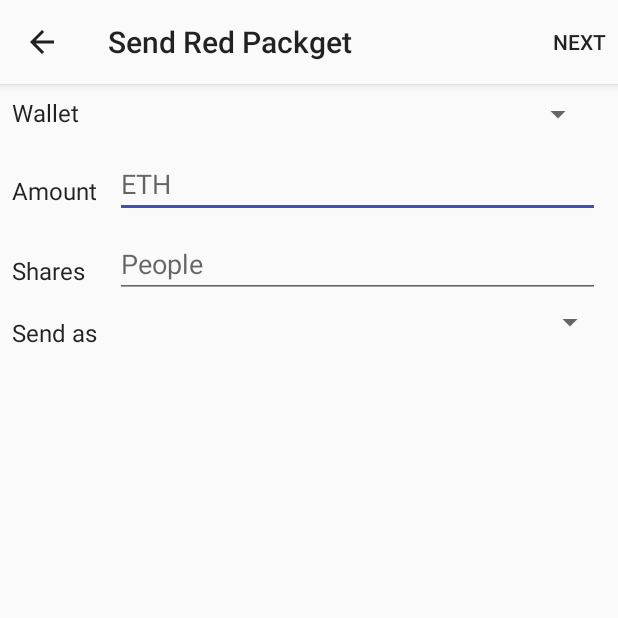
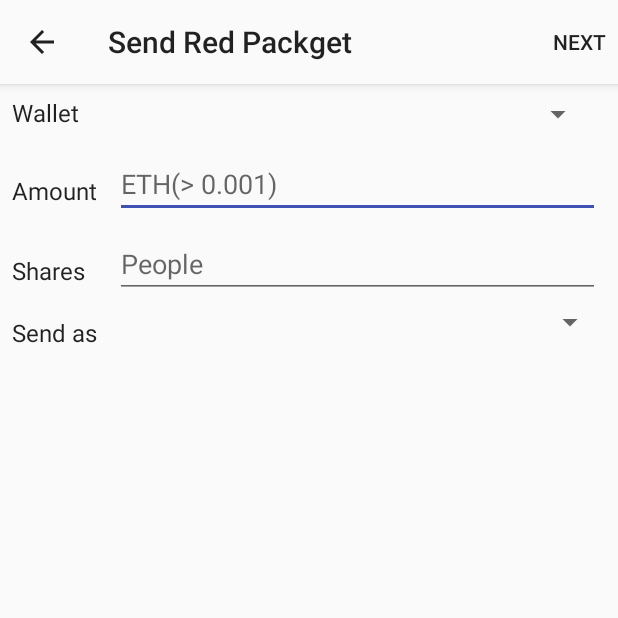
Before and after one commit to DimensionDev/TesserPG-Android, an Android app: the RedPacketInfoFragment screen opened directly, with no data from a screen before it, on a phone screen of 412 x 824 dp, the top half of it. Run offline under Robolectric (Android 15) with nearby library versions, the phone set to English and light mode, and no system bars; libraries missing offline, so code that uses them is left out: org.web3j.protocol; pictures from the network do not load; 4 statements that could not run were skipped.

Commit message:
Fix contract value

```diff
--- a/tessercubecore/src/main/java/com/sujitech/tessercubecore/viewModel/wallet/SendRedPacketViewModel.kt
+++ b/tessercubecore/src/main/java/com/sujitech/tessercubecore/viewModel/wallet/SendRedPacketViewModel.kt
@@ -42,7 +42,7 @@ class SendRedPacketViewModel : ViewModel() {
                     Hash.sha3String(it).removePrefix("0x").hexStringToByteArray()
                 },
                 true,
-                (60 * 60 * 24).toBigInteger()
+                1.toBigInteger()
         ).send()
 
         val pubkeyRing = KotlinPGP.getPublicKeyRingFromString(data.sender.contactData!!.pubKeyContent)
--- a/tessercubecore/src/main/res/layout/fragment_red_packet.xml
+++ b/tessercubecore/src/main/res/layout/fragment_red_packet.xml
@@ -43,7 +43,7 @@
                 android:text="Amount" />
 
             <EditText
-                android:hint="ETH"
+                android:hint="ETH(> 0.001)"
                 android:id="@+id/amount_input"
                 android:layout_margin="4dp"
                 android:inputType="numberDecimal"
```
